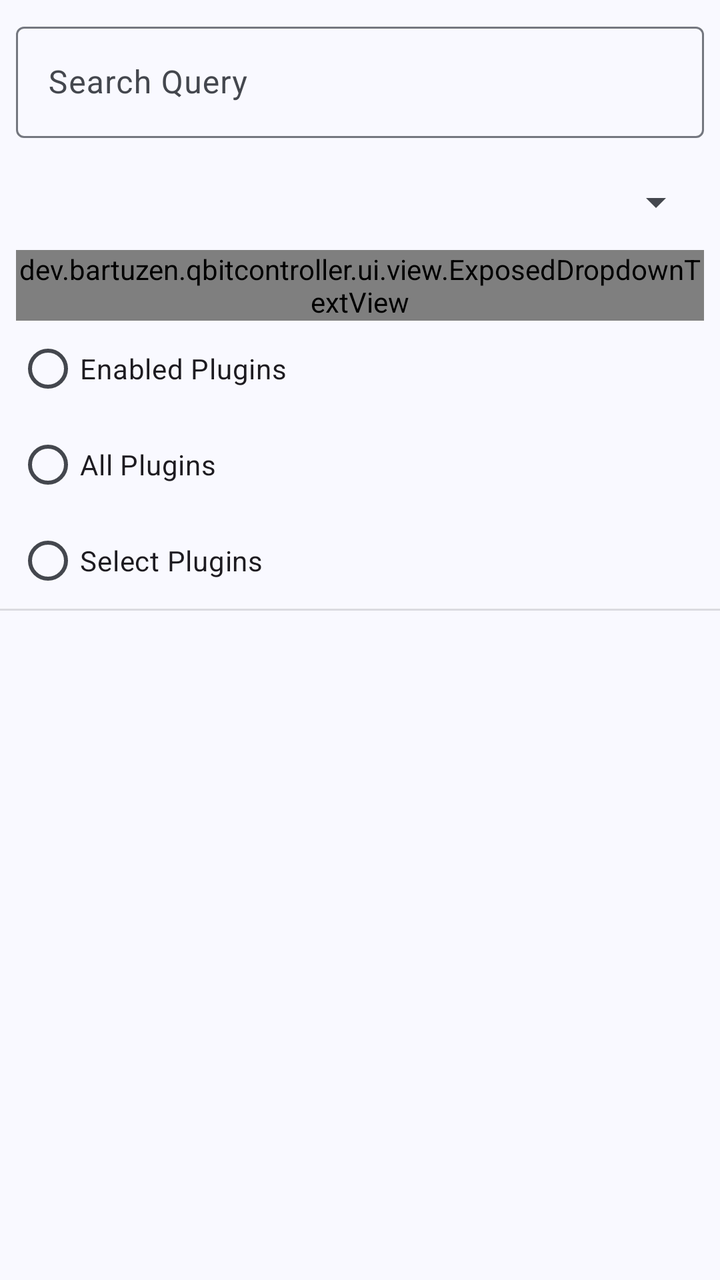
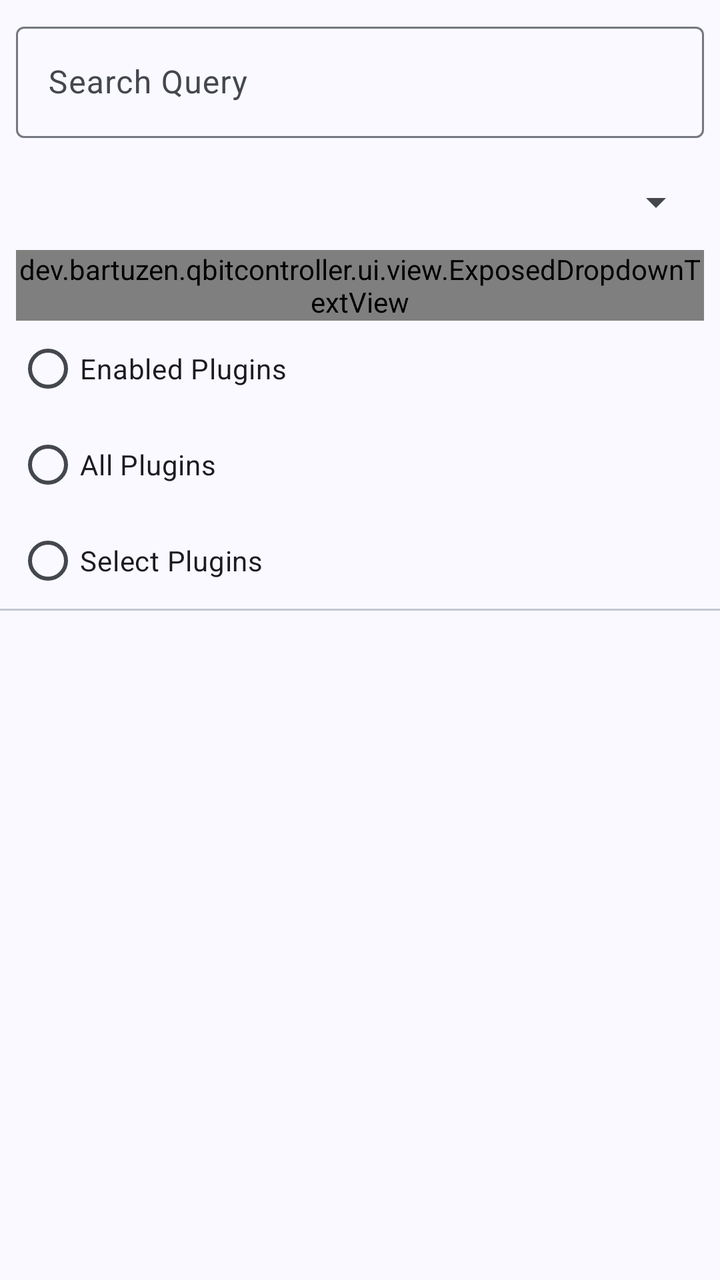

Compare the two renders of this Android layout. The source of the first and the diff that turns it into the second are given below.
<!-- AndroidManifest.xml: application theme AppTheme -->
<!-- res/layout/item_search_start_header.xml -->
<?xml version="1.0" encoding="utf-8"?>
<LinearLayout xmlns:android="http://schemas.android.com/apk/res/android"
    xmlns:tools="http://schemas.android.com/tools"
    android:layout_width="match_parent"
    android:layout_height="wrap_content"
    android:orientation="vertical">

    <com.google.android.material.textfield.TextInputLayout
        android:id="@+id/input_layout_query"
        style="@style/Widget.Material3.TextInputLayout.OutlinedBox"
        android:layout_width="match_parent"
        android:layout_height="wrap_content"
        android:layout_marginHorizontal="8dp"
        android:layout_marginTop="8dp">

        <com.google.android.material.textfield.TextInputEditText
            android:layout_width="match_parent"
            android:layout_height="wrap_content"
            android:hint="@string/search_start_query"
            android:inputType="text" />

    </com.google.android.material.textfield.TextInputLayout>

    <com.google.android.material.textfield.TextInputLayout
        style="@style/Widget.Material3.TextInputLayout.OutlinedBox.ExposedDropdownMenu"
        android:layout_width="match_parent"
        android:layout_height="wrap_content"
        android:layout_marginHorizontal="8dp"
        android:layout_marginTop="8dp"
        android:hint="@string/search_start_category">

        <dev.bartuzen.qbitcontroller.ui.view.ExposedDropdownTextView
            android:id="@+id/dropdown_category"
            android:layout_width="match_parent"
            android:layout_height="wrap_content" />

    </com.google.android.material.textfield.TextInputLayout>

    <RadioGroup
        android:id="@+id/radio_group_plugin"
        android:layout_width="match_parent"
        android:layout_height="wrap_content"
        android:layout_marginHorizontal="8dp">

        <RadioButton
            android:id="@+id/radio_plugins_enabled"
            android:layout_width="match_parent"
            android:layout_height="wrap_content"
            android:text="@string/search_start_plugins_enabled" />

        <RadioButton
            android:id="@+id/radio_plugins_all"
            android:layout_width="match_parent"
            android:layout_height="wrap_content"
            android:text="@string/search_start_plugins_all" />

        <RadioButton
            android:id="@+id/radio_plugins_select"
            android:layout_width="match_parent"
            android:layout_height="wrap_content"
            android:text="@string/search_start_plugins_select" />

    </RadioGroup>

    <View
        android:layout_width="match_parent"
        android:layout_height="1dp"
        android:background="?android:listDivider"
        tools:visibility="gone" />

</LinearLayout>
<!-- resources referenced by this layout -->
<resources>
  <string name="search_start_category">Category</string>
  <string name="search_start_plugins_all">All Plugins</string>
  <string name="search_start_plugins_enabled">Enabled Plugins</string>
  <string name="search_start_plugins_select">Select Plugins</string>
  <string name="search_start_query">Search Query</string>
  <style name="AppTheme" parent="AppTheme.Base" />
  <color name="md_theme_primary">#415F91</color>
  <color name="md_theme_onPrimary">#FFFFFF</color>
  <color name="md_theme_primaryContainer">#D6E3FF</color>
  <color name="md_theme_onPrimaryContainer">#001B3E</color>
  <color name="md_theme_secondary">#565F71</color>
  <color name="md_theme_onSecondary">#FFFFFF</color>
  <color name="md_theme_secondaryContainer">#DAE2F9</color>
  <color name="md_theme_onSecondaryContainer">#131C2B</color>
  <color name="md_theme_tertiary">#705575</color>
  <color name="md_theme_onTertiary">#FFFFFF</color>
  <color name="md_theme_tertiaryContainer">#FAD8FD</color>
  <color name="md_theme_onTertiaryContainer">#28132E</color>
  <color name="md_theme_error">#BA1A1A</color>
  <color name="md_theme_onError">#FFFFFF</color>
  <color name="md_theme_errorContainer">#FFDAD6</color>
  <color name="md_theme_onErrorContainer">#410002</color>
  <color name="md_theme_background">#F9F9FF</color>
  <color name="md_theme_onBackground">#191C20</color>
  <color name="md_theme_surface">#F9F9FF</color>
  <color name="md_theme_onSurface">#191C20</color>
  <color name="md_theme_surfaceVariant">#E0E2EC</color>
  <color name="md_theme_onSurfaceVariant">#44474E</color>
  <color name="md_theme_outline">#74777F</color>
  <color name="md_theme_outlineVariant">#C4C6D0</color>
  <color name="md_theme_inverseSurface">#2E3036</color>
  <color name="md_theme_inverseOnSurface">#F0F0F7</color>
  <color name="md_theme_inversePrimary">#AAC7FF</color>
  <color name="md_theme_primaryFixed">#D6E3FF</color>
  <color name="md_theme_onPrimaryFixed">#001B3E</color>
  <color name="md_theme_primaryFixedDim">#AAC7FF</color>
  <color name="md_theme_onPrimaryFixedVariant">#284777</color>
  <color name="md_theme_secondaryFixed">#DAE2F9</color>
  <color name="md_theme_onSecondaryFixed">#131C2B</color>
  <color name="md_theme_secondaryFixedDim">#BEC6DC</color>
  <color name="md_theme_onSecondaryFixedVariant">#3E4759</color>
  <color name="md_theme_tertiaryFixed">#FAD8FD</color>
  <color name="md_theme_onTertiaryFixed">#28132E</color>
  <color name="md_theme_tertiaryFixedDim">#DDBCE0</color>
  <color name="md_theme_onTertiaryFixedVariant">#573E5C</color>
  <color name="md_theme_surfaceDim">#D9D9E0</color>
  <color name="md_theme_surfaceBright">#F9F9FF</color>
  <color name="md_theme_surfaceContainerLowest">#FFFFFF</color>
  <color name="md_theme_surfaceContainerLow">#F3F3FA</color>
  <color name="md_theme_surfaceContainer">#EDEDF4</color>
  <color name="md_theme_surfaceContainerHigh">#E7E8EE</color>
  <color name="md_theme_surfaceContainerHighest">#E2E2E9</color>
  <style name="AppTheme.SnackbarTextViewStyle" parent="Widget.Material3.Snackbar.TextView">
          <item name="android:maxLines">15</item>
      </style>
  <style name="TextAppearance.CategoryTitle.Material3" parent="@style/TextAppearance.AppCompat.Medium">
          <item name="android:textSize">14sp</item>
      </style>
  <style name="Preference.Material3" parent="@style/Preference.Material">
          <item name="iconSpaceReserved">false</item>
      </style>
  <style name="Preference.CheckBoxPreference.Material3" parent="@style/Preference.CheckBoxPreference.Material">
          <item name="iconSpaceReserved">false</item>
      </style>
  <style name="Preference.DropdownPreference.Material3" parent="@style/Preference.DropDown.Material">
          <item name="iconSpaceReserved">false</item>
      </style>
  <style name="Preference.SeekbarPreference.Material3" parent="@style/Preference.SeekBarPreference.Material">
          <item name="iconSpaceReserved">false</item>
      </style>
  <!-- unchanged entries left out for length: 5 -->
</resources>

<!-- the commit's change to res/layout/item_search_start_header.xml (unified diff, before → after) -->
@@ -1,6 +1,5 @@
 <?xml version="1.0" encoding="utf-8"?>
 <LinearLayout xmlns:android="http://schemas.android.com/apk/res/android"
-    xmlns:tools="http://schemas.android.com/tools"
     android:layout_width="match_parent"
     android:layout_height="wrap_content"
     android:orientation="vertical">
@@ -62,10 +61,8 @@
 
     </RadioGroup>
 
-    <View
+    <com.google.android.material.divider.MaterialDivider
         android:layout_width="match_parent"
-        android:layout_height="1dp"
-        android:background="?android:listDivider"
-        tools:visibility="gone" />
+        android:layout_height="wrap_content" />
 
 </LinearLayout>
